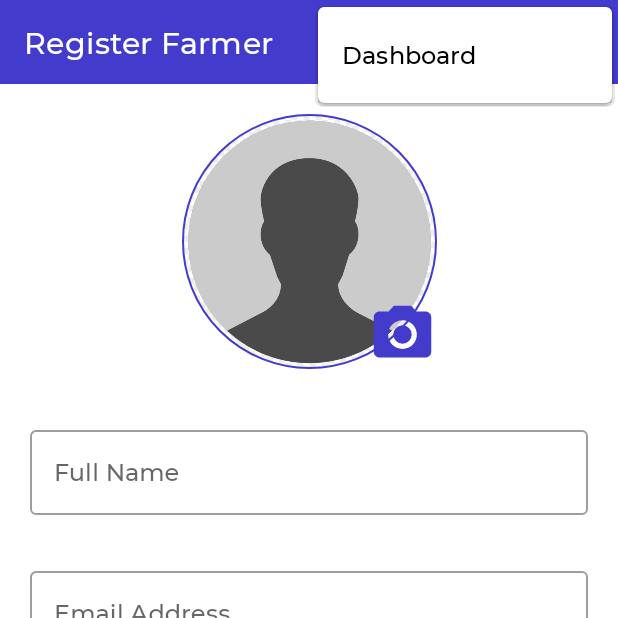
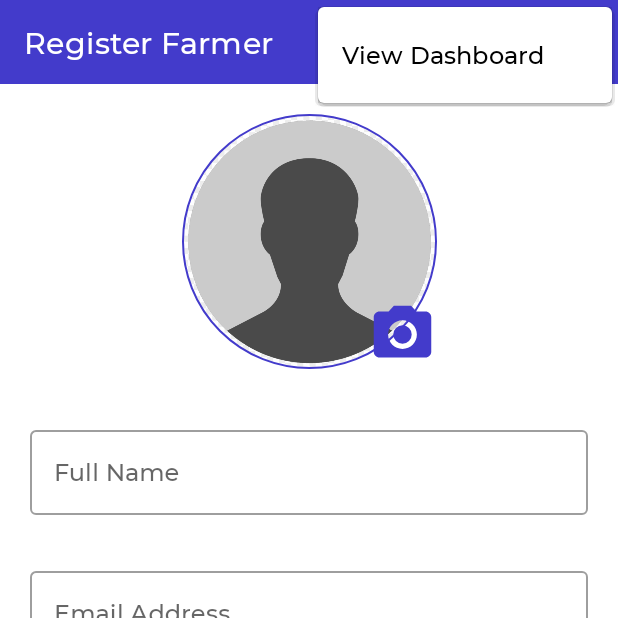
Before and after one commit to KingsleyUsoroeno/AgroMall-Android-Assessment, an Android app: the RegistrationFragment screen opened through its navigation route, with the options menu open, on a phone screen of 412 x 824 dp, the top half of it. Run offline under Robolectric (Android 15) with nearby library versions, the phone set to English and light mode, and no system bars; our stand-ins replace CircleImageView, data binding, navigation-ui.

Commit message:
reworked @FarmersRecyclerAdapter and implemented UI redesign

```diff
--- a/app/src/main/java/com/techkingsley/agromall/data/Farmers.kt
+++ b/app/src/main/java/com/techkingsley/agromall/data/Farmers.kt
@@ -1,11 +1,14 @@
 package com.techkingsley.agromall.data
 
+import android.os.Parcelable
 import androidx.room.ColumnInfo
 import androidx.room.Entity
 import androidx.room.Index
 import androidx.room.PrimaryKey
+import kotlinx.android.parcel.Parcelize
 import java.util.*
 
+@Parcelize
 @Entity(tableName = "farmers", indices = [Index(value = ["phoneNumber", "email"], unique = true)])
 data class Farmers @JvmOverloads constructor(
     @PrimaryKey @ColumnInfo(name = "farmerID") var id: String = UUID.randomUUID().toString(),
@@ -14,4 +17,4 @@ data class Farmers @JvmOverloads constructor(
     var phoneNumber: String = "",
     var homeAddress: String = "",
     var imageUrl: String = ""
-)
+): Parcelable
--- a/app/src/main/res/layout/farms_fragment.xml
+++ b/app/src/main/res/layout/farms_fragment.xml
@@ -10,12 +10,14 @@
 
         <androidx.appcompat.widget.AppCompatTextView
             android:id="@+id/textNoFarms"
-            android:layout_width="wrap_content"
+            android:layout_width="0dp"
             android:layout_height="wrap_content"
             android:text="User has no registered farms"
             android:textSize="20sp"
             android:visibility="gone"
             tools:visibility="visible"
+            android:gravity="center"
+            android:layout_margin="10dp"
             app:layout_constraintBottom_toBottomOf="parent"
             app:layout_constraintEnd_toEndOf="parent"
             app:layout_constraintStart_toStartOf="parent"
--- a/app/src/main/res/layout/layout_farmers.xml
+++ b/app/src/main/res/layout/layout_farmers.xml
@@ -4,7 +4,6 @@
     xmlns:tools="http://schemas.android.com/tools">
 
     <data>
-
         <variable
             name="farmers"
             type="com.techkingsley.agromall.data.Farmers" />
--- a/app/src/main/res/navigation/app_graph.xml
+++ b/app/src/main/res/navigation/app_graph.xml
@@ -106,13 +106,12 @@
         android:label="All Farms"
         tools:layout="@layout/farms_fragment">
 
-        <argument
-            android:name="farmerId"
-            android:defaultValue="defaultValue"
-            app:argType="string" />
         <action
             android:id="@+id/action_farmsFragment_to_mapsActivity"
             app:destination="@id/mapsActivity" />
+        <argument
+            android:name="farmer"
+            app:argType="com.techkingsley.agromall.data.Farmers" />
     </fragment>
 
     <activity
--- a/app/src/main/res/values/strings.xml
+++ b/app/src/main/res/values/strings.xml
@@ -2,7 +2,7 @@
     <string name="app_name">AgroMall</string>
     <string name="hello_blank_fragment">Hello blank fragment</string>
     <string name="lorem">Lorem ipsum dolor sit amet, consectetur adipisicing elit. Atque beatae dignissimos eos et excepturi fugiat laudantium libero natus quis tempora. Autem blanditiis fugit inventore maxime quas quos soluta veritatis voluptate.</string>
-    <string name="dashboard">Dashboard</string>
+    <string name="dashboard">View Dashboard</string>
     <string name="register_new_farmer">Register new farmer</string>
     <string name="register_farmer">Register farmer</string>
     <string name="total_farmers">Total Farmers</string>
```
Also changed, not shown: app/src/main/java/com/techkingsley/agromall/ui/dashboard/DashboardFragment.kt (+2 -5 lines), app/src/main/java/com/techkingsley/agromall/ui/dashboard/FarmersRecyclerAdapter.kt (+2 -8 lines), app/src/main/java/com/techkingsley/agromall/ui/farms/FarmsFragment.kt (+7 -5 lines).
